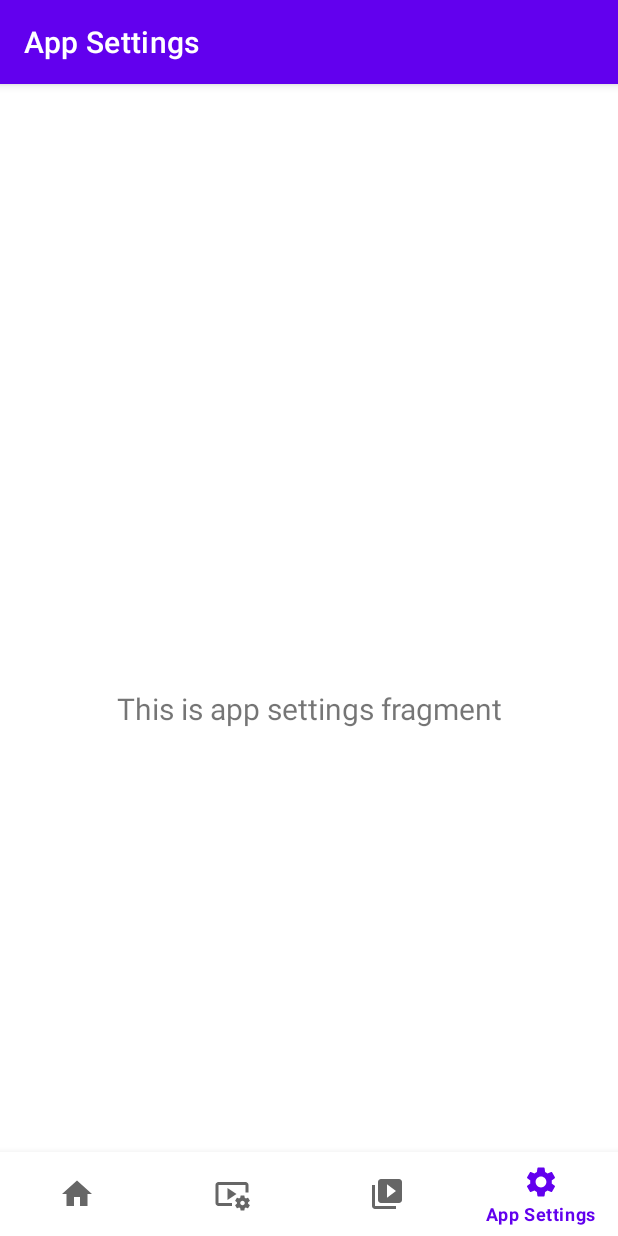
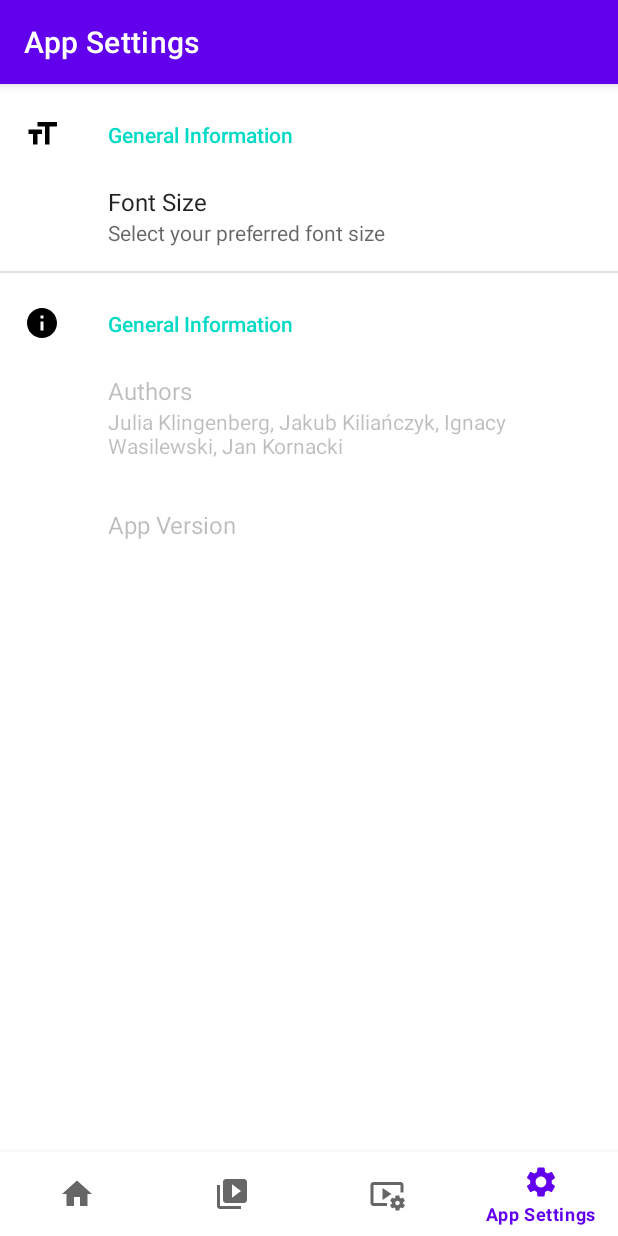
Before and after one commit to ElCresp0/Bicyclonicle, an Android app: the RecordingSettingsFragment screen opened through its navigation route, item 4 of the bottom bar chosen, on a phone screen of 412 x 824 dp. Run offline under Robolectric (Android 15) with nearby library versions, the light colour scheme and no system bars; our stand-ins replace androidx.preference, navigation-ui; 2 statements that could not run were skipped.

Commit message:
feature: draft of settings

```diff
--- a/Aplikacja/app/build.gradle
+++ b/Aplikacja/app/build.gradle
@@ -45,6 +45,7 @@ dependencies {
     implementation 'androidx.lifecycle:lifecycle-viewmodel-ktx:2.6.1'
     implementation 'androidx.navigation:navigation-fragment-ktx:2.6.0'
     implementation 'androidx.navigation:navigation-ui-ktx:2.6.0'
+    implementation 'androidx.preference:preference-ktx:1.2.0'
     testImplementation 'junit:junit:4.13.2'
     androidTestImplementation 'androidx.test.ext:junit:1.1.5'
     androidTestImplementation 'androidx.test.espresso:espresso-core:3.5.1'
--- a/Aplikacja/app/src/main/java/pg/eti/bicyclonicle/MainActivity.kt
+++ b/Aplikacja/app/src/main/java/pg/eti/bicyclonicle/MainActivity.kt
@@ -26,11 +26,15 @@ class MainActivity : AppCompatActivity() {
         // menu should be considered as top level destinations.
         val appBarConfiguration = AppBarConfiguration(
             setOf(
-                R.id.navigation_home, R.id.navigation_recording_settings, R.id
-                    .navigation_recording_library, R.id.navigation_app_settings
+                R.id.navigation_home, R.id.navigation_recording_library, R.id
+                    .navigation_recording_settings, R.id.navigation_app_settings
             )
         )
         setupActionBarWithNavController(navController, appBarConfiguration)
         navView.setupWithNavController(navController)
+
+        // Try to make connection with recorder.
+        // Whole class that will handle connection and update all data.
+        // Settings should be put in shared preferences.
     }
 }
--- a/Aplikacja/app/src/main/java/pg/eti/bicyclonicle/ui/app_settings/AppSettingsFragment.kt
+++ b/Aplikacja/app/src/main/java/pg/eti/bicyclonicle/ui/app_settings/AppSettingsFragment.kt
@@ -1,42 +1,32 @@
 package pg.eti.bicyclonicle.ui.app_settings
 
+import android.content.Context
+import android.content.pm.PackageInfo
+import android.content.pm.PackageManager
 import android.os.Bundle
-import android.view.LayoutInflater
-import android.view.View
-import android.view.ViewGroup
-import android.widget.TextView
-import androidx.fragment.app.Fragment
-import androidx.lifecycle.ViewModelProvider
-import pg.eti.bicyclonicle.databinding.FragmentAppSettingsBinding
+import androidx.preference.EditTextPreference
+import androidx.preference.PreferenceFragmentCompat
+import pg.eti.bicyclonicle.R
 
-class AppSettingsFragment : Fragment() {
 
-    private var _binding: FragmentAppSettingsBinding? = null
+/**
+ * Preferences are managed by SharedPreferences so there is no binding.
+ */
+class AppSettingsFragment : PreferenceFragmentCompat() {
+    override fun onCreatePreferences(savedInstanceState: Bundle?, rootKey: String?) {
+        setPreferencesFromResource(R.xml.app_settings_preferences, rootKey)
 
-    // This property is only valid between onCreateView and
-    // onDestroyView.
-    private val binding get() = _binding!!
-
-    override fun onCreateView(
-        inflater: LayoutInflater,
-        container: ViewGroup?,
-        savedInstanceState: Bundle?
-    ): View {
-        val appSettingsViewModel =
-            ViewModelProvider(this).get(AppSettingsViewModel::class.java)
-
-        _binding = FragmentAppSettingsBinding.inflate(inflater, container, false)
-        val root: View = binding.root
-
-        val textView: TextView = binding.textAppSettings
-        appSettingsViewModel.text.observe(viewLifecycleOwner) {
-            textView.text = it
-        }
-        return root
+        val appVersionPreference = findPreference<EditTextPreference>("key_app_version")
+        appVersionPreference?.summary = getAppVersionName(requireContext())
     }
 
-    override fun onDestroyView() {
-        super.onDestroyView()
-        _binding = null
+    private fun getAppVersionName(context: Context): String {
+        return try {
+            val packageInfo: PackageInfo = context.packageManager.getPackageInfo(context.packageName, 0)
+            packageInfo.versionName
+        } catch (e: PackageManager.NameNotFoundException) {
+            e.printStackTrace()
+            ""
+        }
     }
 }
--- a/Aplikacja/app/src/main/java/pg/eti/bicyclonicle/ui/app_settings/AppSettingsViewModel.kt
+++ /dev/null
@@ -1,13 +0,0 @@
-package pg.eti.bicyclonicle.ui.app_settings
-
-import androidx.lifecycle.LiveData
-import androidx.lifecycle.MutableLiveData
-import androidx.lifecycle.ViewModel
-
-class AppSettingsViewModel : ViewModel() {
-
-    private val _text = MutableLiveData<String>().apply {
-        value = "This is app settings fragment"
-    }
-    val text: LiveData<String> = _text
-}
--- a/Aplikacja/app/src/main/java/pg/eti/bicyclonicle/ui/recording_settings/RecordingSettingsFragment.kt
+++ b/Aplikacja/app/src/main/java/pg/eti/bicyclonicle/ui/recording_settings/RecordingSettingsFragment.kt
@@ -1,42 +1,15 @@
 package pg.eti.bicyclonicle.ui.recording_settings
 
 import android.os.Bundle
-import android.view.LayoutInflater
-import android.view.View
-import android.view.ViewGroup
-import android.widget.TextView
-import androidx.fragment.app.Fragment
-import androidx.lifecycle.ViewModelProvider
-import pg.eti.bicyclonicle.databinding.FragmentRecordingSettingsBinding
+import androidx.preference.PreferenceFragmentCompat
+import pg.eti.bicyclonicle.R
 
-class RecordingSettingsFragment : Fragment() {
+class RecordingSettingsFragment : PreferenceFragmentCompat() {
 
-    private var _binding: FragmentRecordingSettingsBinding? = null
+    override fun onCreatePreferences(savedInstanceState: Bundle?, rootKey: String?) {
+        setPreferencesFromResource(R.xml.recording_settings_preferences, rootKey)
 
-    // This property is only valid between onCreateView and
-    // onDestroyView.
-    private val binding get() = _binding!!
-
-    override fun onCreateView(
-        inflater: LayoutInflater,
-        container: ViewGroup?,
-        savedInstanceState: Bundle?
-    ): View {
-        val recordingSettingsViewModel =
-            ViewModelProvider(this).get(RecordingSettingsViewModel::class.java)
-
-        _binding = FragmentRecordingSettingsBinding.inflate(inflater, container, false)
-        val root: View = binding.root
-
-        val textView: TextView = binding.textRecordingSettings
-        recordingSettingsViewModel.text.observe(viewLifecycleOwner) {
-            textView.text = it
-        }
-        return root
-    }
-
-    override fun onDestroyView() {
-        super.onDestroyView()
-        _binding = null
+//        val appVersionPreference = findPreference<EditTextPreference>("key_app_version")
+//        appVersionPreference?.summary = getAppVersionName(requireContext())
     }
 }
--- a/Aplikacja/app/src/main/java/pg/eti/bicyclonicle/ui/recording_settings/RecordingSettingsViewModel.kt
+++ /dev/null
@@ -1,13 +0,0 @@
-package pg.eti.bicyclonicle.ui.recording_settings
-
-import androidx.lifecycle.LiveData
-import androidx.lifecycle.MutableLiveData
-import androidx.lifecycle.ViewModel
-
-class RecordingSettingsViewModel : ViewModel() {
-
-    private val _text = MutableLiveData<String>().apply {
-        value = "This is recording settings fragment"
-    }
-    val text: LiveData<String> = _text
-}
--- /dev/null
+++ b/Aplikacja/app/src/main/res/drawable/baseline_format_size_24.xml
@@ -0,0 +1,5 @@
+<vector android:height="24dp" android:tint="#000000"
+    android:viewportHeight="24" android:viewportWidth="24"
+    android:width="24dp" xmlns:android="http://schemas.android.com/apk/res/android">
+    <path android:fillColor="@android:color/white" android:pathData="M9,4v3h5v12h3L17,7h5L22,4L9,4zM3,12h3v7h3v-7h3L12,9L3,9v3z"/>
+</vector>
--- /dev/null
+++ b/Aplikacja/app/src/main/res/drawable/baseline_info_24.xml
@@ -0,0 +1,5 @@
+<vector android:height="24dp" android:tint="#000000"
+    android:viewportHeight="24" android:viewportWidth="24"
+    android:width="24dp" xmlns:android="http://schemas.android.com/apk/res/android">
+    <path android:fillColor="@android:color/white" android:pathData="M12,2C6.48,2 2,6.48 2,12s4.48,10 10,10 10,-4.48 10,-10S17.52,2 12,2zM13,17h-2v-6h2v6zM13,9h-2L11,7h2v2z"/>
+</vector>
--- a/Aplikacja/app/src/main/res/layout/activity_main.xml
+++ b/Aplikacja/app/src/main/res/layout/activity_main.xml
@@ -3,8 +3,7 @@
     xmlns:app="http://schemas.android.com/apk/res-auto"
     android:id="@+id/container"
     android:layout_width="match_parent"
-    android:layout_height="match_parent"
-    android:paddingTop="?attr/actionBarSize">
+    android:layout_height="match_parent" >
 
     <com.google.android.material.bottomnavigation.BottomNavigationView
         android:id="@+id/nav_view"
--- a/Aplikacja/app/src/main/res/layout/fragment_app_settings.xml
+++ /dev/null
@@ -1,22 +0,0 @@
-<?xml version="1.0" encoding="utf-8"?>
-<androidx.constraintlayout.widget.ConstraintLayout xmlns:android="http://schemas.android.com/apk/res/android"
-    xmlns:app="http://schemas.android.com/apk/res-auto"
-    xmlns:tools="http://schemas.android.com/tools"
-    android:layout_width="match_parent"
-    android:layout_height="match_parent"
-    tools:context=".ui.app_settings.AppSettingsFragment">
-
-    <TextView
-        android:id="@+id/text_app_settings"
-        android:layout_width="match_parent"
-        android:layout_height="wrap_content"
-        android:layout_marginStart="8dp"
-        android:layout_marginTop="8dp"
-        android:layout_marginEnd="8dp"
-        android:textAlignment="center"
-        android:textSize="20sp"
-        app:layout_constraintBottom_toBottomOf="parent"
-        app:layout_constraintEnd_toEndOf="parent"
-        app:layout_constraintStart_toStartOf="parent"
-        app:layout_constraintTop_toTopOf="parent" />
-</androidx.constraintlayout.widget.ConstraintLayout>
--- a/Aplikacja/app/src/main/res/layout/fragment_recording_settings.xml
+++ /dev/null
@@ -1,22 +0,0 @@
-<?xml version="1.0" encoding="utf-8"?>
-<androidx.constraintlayout.widget.ConstraintLayout xmlns:android="http://schemas.android.com/apk/res/android"
-    xmlns:app="http://schemas.android.com/apk/res-auto"
-    xmlns:tools="http://schemas.android.com/tools"
-    android:layout_width="match_parent"
-    android:layout_height="match_parent"
-    tools:context=".ui.recording_settings.RecordingSettingsFragment">
-
-    <TextView
-        android:id="@+id/text_recording_settings"
-        android:layout_width="match_parent"
-        android:layout_height="wrap_content"
-        android:layout_marginStart="8dp"
-        android:layout_marginTop="8dp"
-        android:layout_marginEnd="8dp"
-        android:textAlignment="center"
-        android:textSize="20sp"
-        app:layout_constraintBottom_toBottomOf="parent"
-        app:layout_constraintEnd_toEndOf="parent"
-        app:layout_constraintStart_toStartOf="parent"
-        app:layout_constraintTop_toTopOf="parent" />
-</androidx.constraintlayout.widget.ConstraintLayout>
--- a/Aplikacja/app/src/main/res/menu/bottom_nav_menu.xml
+++ b/Aplikacja/app/src/main/res/menu/bottom_nav_menu.xml
@@ -7,14 +7,14 @@
         android:title="@string/title_home" />
 
     <item
+        android:id="@+id/navigation_recording_library"
+        android:icon="@drawable/baseline_video_library_24"
+        android:title="@string/title_recordings_library" />
+
+    <item
         android:id="@+id/navigation_recording_settings"
         android:icon="@drawable/baseline_video_settings_24"
         android:title="@string/title_recording_settings" />
-
-    <item
-        android:id="@+id/navigation_recording_library"
-        android:icon="@drawable/baseline_video_library_24"
-        android:title="@string/title_recordings_library" />
 
     <item
         android:id="@+id/navigation_app_settings"
--- a/Aplikacja/app/src/main/res/navigation/mobile_navigation.xml
+++ b/Aplikacja/app/src/main/res/navigation/mobile_navigation.xml
@@ -12,20 +12,18 @@
         tools:layout="@layout/fragment_home" />
 
     <fragment
-        android:id="@+id/navigation_recording_settings"
-        android:name="pg.eti.bicyclonicle.ui.recording_settings.RecordingSettingsFragment"
-        android:label="@string/title_recording_settings"
-        tools:layout="@layout/fragment_recording_settings" />
-
-    <fragment
         android:id="@+id/navigation_recording_library"
         android:name="pg.eti.bicyclonicle.ui.recordings_library.RecordingsLibraryFragment"
         android:label="@string/title_recordings_library"
         tools:layout="@layout/fragment_recordings" />
 
     <fragment
+        android:id="@+id/navigation_recording_settings"
+        android:name="pg.eti.bicyclonicle.ui.recording_settings.RecordingSettingsFragment"
+        android:label="@string/title_recording_settings" />
+
+    <fragment
         android:id="@+id/navigation_app_settings"
         android:name="pg.eti.bicyclonicle.ui.app_settings.AppSettingsFragment"
-        android:label="@string/title_app_settings"
-        tools:layout="@layout/fragment_app_settings" />
+        android:label="@string/title_app_settings" />
 </navigation>
--- /dev/null
+++ b/Aplikacja/app/src/main/res/values/arrays.xml
@@ -0,0 +1,63 @@
+<?xml version="1.0" encoding="utf-8"?>
+<resources>
+    <!-- TODO: update polish version at the end -->
+    <!-- Font size options -->
+    <string-array name="font_sizes_entries">
+        <item>Small</item>
+        <item>Medium</item>
+        <item>Large</item>
+    </string-array>
+    <string-array name="font_sizes_values">
+        <item>small</item>
+        <item>medium</item>
+        <item>large</item>
+    </string-array>
+
+    <!-- Resolution options -->
+    <string-array name="resolution_entries">
+        <item>720p (HD)</item>
+        <item>1080p (Full HD)</item>
+        <item>4K (Ultra HD)</item>
+    </string-array>
+    <string-array name="resolution_values">
+        <item>720</item>
+        <item>1080</item>
+        <item>2160</item>
+    </string-array>
+
+    <!-- Frame rate options -->
+    <string-array name="frame_rate_entries">
+        <item>24 fps</item>
+        <item>30 fps</item>
+        <item>60 fps</item>
+    </string-array>
+    <string-array name="frame_rate_values">
+        <item>24</item>
+        <item>30</item>
+        <item>60</item>
+    </string-array>
+
+    <!-- Duration options -->
+    <string-array name="duration_entries">
+        <item>2 minutes</item>
+        <item>5 minutes</item>
+        <item>10 minutes</item>
+    </string-array>
+    <string-array name="duration_values">
+        <item>120</item>
+        <item>300</item>
+        <item>600</item>
+    </string-array>
+
+    <!-- Codec options -->
+    <string-array name="codec_entries">
+        <item>H.264</item>
+        <item>H.265 (HEVC)</item>
+        <item>VP9</item>
+    </string-array>
+    <string-array name="codec_values">
+        <item>h264</item>
+        <item>h265</item>
+        <item>vp9</item>
+    </string-array>
+</resources>
--- a/Aplikacja/app/src/main/res/values/strings.xml
+++ b/Aplikacja/app/src/main/res/values/strings.xml
@@ -1,7 +1,55 @@
 <resources>
+    <!-- TODO: translate it to Polish -->
     <string name="app_name">Bicyclonicle</string>
+
+    <!-- menu titles (mobile_navigation.xml) -->
     <string name="title_home">Home</string>
     <string name="title_recordings_library">Recordings</string>
     <string name="title_app_settings">App Settings</string>
     <string name="title_recording_settings">Recording Settings</string>
+
+    <!-- APP SETTINGS (app_settings_preferences.xml) -->
+    <!-- font size preference -->
+    <string name="title_font_size" translatable="false">Font Size</string>
+    <string name="summary_font_size" translatable="false">Select your preferred font size</string>
+    <string name="dialog_title_font_size" translatable="false">Choose Font Size</string>
+    <string name="default_value_font_size" translatable="false">medium</string>
+
+    <!-- app information preference -->
+    <string name="title_general_info" translatable="false">General Information</string>
+
+    <string name="title_authors" translatable="false">Authors</string>
+    <string name="summary_authors" translatable="false">
+        Julia Klingenberg, Jakub Kiliańczyk, Ignacy Wasilewski, Jan Kornacki
+    </string>
+
+    <string name="title_app_version" translatable="false">App Version</string>
+    <string name="summary_app_version" translatable="false">Latest</string>
+
+    <!-- RECORDING SETTINGS (recording_settings_preference.xml) -->
+    <!-- resolution preference -->
+    <string name="title_resolution" translatable="false">Resolution</string>
+    <string name="summary_resolution" translatable="false">Select the recording resolution</string>
+
+    <!-- frame rate preference -->
+    <string name="title_frame_rate" translatable="false">Frame Rate</string>
+    <string name="summary_frame_rate" translatable="false">Select the frame rate</string>
+
+    <!-- duration preference -->
+    <string name="title_duration" translatable="false">Clip Duration</string>
+    <string name="summary_duration" translatable="false">Select the duration of the clip</string>
+
+    <!-- mute sound preference -->
+    <string name="title_mute_sound" translatable="false">Mute Sound</string>
+    <string name="summary_mute_sound" translatable="false">Mute the sound during recording</string>
+
+    <!-- show date preference -->
+    <string name="title_show_date" translatable="false">Show Date on Clip</string>
+    <string name="summary_show_date" translatable="false">
+        Display the recording date on the footage
+    </string>
+
+    <!-- Codec preference -->
+    <string name="title_codec" translatable="false">Codec</string>
+    <string name="summary_codec" translatable="false">Select the video codec</string>
 </resources>
--- /dev/null
+++ b/Aplikacja/app/src/main/res/xml/app_settings_preferences.xml
@@ -0,0 +1,109 @@
+<PreferenceScreen
+    xmlns:app="http://schemas.android.com/apk/res-auto"
+    xmlns:android="http://schemas.android.com/apk/res/android">
+
+    <!-- Font Size Preference -->
+    <PreferenceCategory
+        app:icon="@drawable/baseline_format_size_24"
+        app:title="@string/title_general_info">
+
+        <ListPreference
+            android:key="key_font_size"
+            android:title="@string/title_font_size"
+            android:summary="@string/summary_font_size"
+            android:dialogTitle="@string/dialog_title_font_size"
+            android:entries="@array/font_sizes_entries"
+            android:entryValues="@array/font_sizes_values"
+            android:defaultValue="@string/default_value_font_size" />
+    </PreferenceCategory>
+
+    <!-- App Information -->
+    <PreferenceCategory
+        app:icon="@drawable/baseline_info_24"
+        app:title="@string/title_general_info">
+
+        <EditTextPreference
+            android:key="key_authors"
+            android:title="@string/title_authors"
+            android:summary="@string/summary_authors"
+            android:enabled="false" />
+
+        <EditTextPreference
+            android:key="key_app_version"
+            android:title="@string/title_app_version"
+            android:summary="@string/summary_app_version"
+            android:enabled="false" />
+
+
+    </PreferenceCategory>
+
+    <!--<PreferenceCategory
+        app:icon="@drawable/ic_baseline_accessibility_new_24"
+        app:title="@string/accessibility_header">
+
+        <SwitchPreferenceCompat
+            app:defaultValue="true"
+            app:key="manage_speaker"
+            app:summaryOff="@string/speaker_off_summary"
+            app:summaryOn="@string/speaker_on_summary"
+            app:title="@string/talkback_speaker_on_off_title" />
+
+        <SwitchPreferenceCompat
+            app:defaultValue="false"
+            app:key="manage_speaker_beep"
+            app:summaryOff="@string/speaker_beep_off_summary"
+            app:summaryOn="@string/speaker_beep_on_summary"
+            app:title="@string/speaker_beep_title"
+            app:dependency="manage_speaker"/>
+
+    </PreferenceCategory>
+
+    <PreferenceCategory
+        app:icon="@drawable/ic_baseline_font_download_24"
+        app:title="@string/label_header">-->
+
+        <!--<SwitchPreferenceCompat
+            app:defaultValue="true"
+            app:key="@string/label_key"
+            app:summaryOff="@string/label_summary_off"
+            app:summaryOn="@string/label_summary_on"
+            app:title="@string/label_title" />
+
+        <ListPreference
+            app:defaultValue="150"
+            app:dependency="label_on_off"
+            app:entries="@array/label_size_entries"
+            app:entryValues="@array/label_size_values"
+            app:key="label_size"
+            app:title="@string/label_size_title"
+            app:useSimpleSummaryProvider="true" />
+
+        <com.jaredrummler.android.colorpicker.ColorPreferenceCompat
+            android:defaultValue="@color/label_text_view_outline_color"
+            android:key="label_outline_color"
+            android:title="@string/label_outline_color_title"
+            app:dependency="label_on_off" />
+
+        <com.jaredrummler.android.colorpicker.ColorPreferenceCompat
+            android:defaultValue="@color/label_text_view_color"
+            android:key="label_stroke_color"
+            android:title="@string/label_stroke_color_title"
+            app:dependency="label_on_off" />
+
+        <SeekBarPreference
+            android:defaultValue="10"
+            android:key="label_outline_size"
+            android:max="20"
+            android:min="0"
+            android:title="@string/label_outline_size_title"
+            app:dependency="label_on_off" />
+
+        <SeekBarPreference
+            android:defaultValue="@integer/label_show_millis_default"
+            android:key="label_show_time"
+            android:max="@integer/label_show_millis_max"
+            android:min="@integer/label_show_millis_min"
+            android:title="@string/label_show_time_title"
+            app:dependency="label_on_off" />
+    </PreferenceCategory>-->
+</PreferenceScreen>
--- /dev/null
+++ b/Aplikacja/app/src/main/res/xml/recording_settings_preferences.xml
@@ -0,0 +1,54 @@
+<?xml version="1.0" encoding="utf-8"?>
+<PreferenceScreen xmlns:android="http://schemas.android.com/apk/res/android">
+
+    <!-- Resolution preference -->
+    <ListPreference
+        android:key="key_resolution"
+        android:title="@string/title_resolution"
+        android:summary="@string/summary_resolution"
+        android:entries="@array/resolution_entries"
+        android:entryValues="@array/resolution_values"
+        android:defaultValue="720p"/>
+
+    <!-- Frame rate preference -->
+    <ListPreference
+        android:key="key_frame_rate"
+        android:title="@string/title_frame_rate"
+        android:summary="@string/summary_frame_rate"
+        android:entries="@array/frame_rate_entries"
+        android:entryValues="@array/frame_rate_values"
+        android:defaultValue="30"/>
+
+    <!-- Duration preference -->
+    <ListPreference
+        android:key="key_duration"
+        android:title="@string/title_duration"
+        android:summary="@string/summary_duration"
+        android:entries="@array/duration_entries"
+        android:entryValues="@array/duration_values"
+        android:defaultValue="300"/>
+
+    <!-- Mute sound preference -->
+    <CheckBoxPreference
+        android:key="key_mute_sound"
+        android:title="@string/title_mute_sound"
+        android:summary="@string/summary_mute_sound"
+        android:defaultValue="false"/>
+
+    <!-- Show date preference -->
+    <CheckBoxPreference
+        android:key="key_show_date"
+        android:title="@string/title_show_date"
+        android:summary="@string/summary_show_date"
+        android:defaultValue="true"/>
+
+    <!-- Codec preference -->
+    <ListPreference
+        android:key="key_codec"
+        android:title="Codec"
+        android:summary="Select the video codec"
+        android:entries="@array/codec_entries"
+        android:entryValues="@array/codec_values"
+        android:defaultValue="h264"/>
+
+</PreferenceScreen>
```
